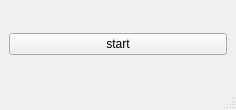
Before: the Qt Designer form View/View.ui in Dovmial/SimpleSystemInventarization, drawn with Qt 5.
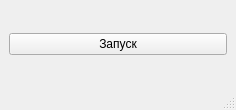
After: the same form once the commit is applied.

What changed in the file:
```diff
--- a/View/View.ui
+++ b/View/View.ui
@@ -18,7 +18,7 @@
     <item row="0" column="0">
      <widget class="QPushButton" name="pushButtonStart">
       <property name="text">
-       <string>start</string>
+       <string>Запуск</string>
       </property>
      </widget>
     </item>
```
Left out of the diff: 2 changed lines with no effect on the pictures.
